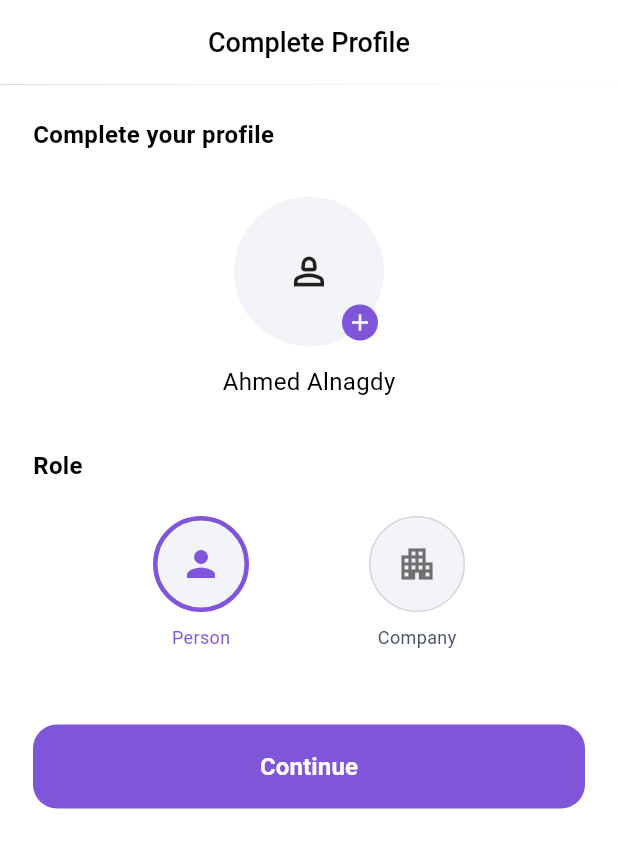
After one commit to ahmedalnagdy18/DomiAkar, a Flutter app: the SelectRolePage screen opened directly, on a phone screen of 412 x 824 dp. The commit adds this screen. Shown: the top 848 px of the screen. Run offline on Flutter 3.47's test engine with Material 3 defaults, Android fonts, the phone set to English and light mode, and no system bars; our stand-ins replace dots_indicator, email_validator, fluttertoast, pinput.

Commit message:
finish authentication ui

```diff
--- a/lib/core/fonts/app_text.dart
+++ b/lib/core/fonts/app_text.dart
@@ -13,13 +13,19 @@ class AppTexts {
   static TextStyle meduimHeading = TextStyle(
     color: Colors.black,
     fontWeight: FontWeight.bold,
-    fontSize: 24,
+    fontSize: 22,
   );
 
   static TextStyle smallHeading = TextStyle(
     color: Colors.black,
     fontWeight: FontWeight.bold,
     fontSize: 16,
+  );
+
+  static TextStyle appbar = TextStyle(
+    fontSize: 18,
+    color: Colors.black,
+    fontWeight: FontWeight.w500,
   );
 
 // body
--- a/lib/features/authentication/presentation/screens/create_new_password.dart
+++ b/lib/features/authentication/presentation/screens/create_new_password.dart
@@ -165,7 +165,7 @@ class _CreateNewPasswordState extends State<CreateNewPassword> {
                   ),
                 ),
                 MainAppButton(
-                  onPressed: (_formKey.currentState!.validate())
+                  onPressed: (_formKey.currentState?.validate() ?? false)
                       ? () {
                           NavigationHelper.goToSuccessPage(context);
                         }
--- a/lib/features/authentication/presentation/screens/otp_page.dart
+++ b/lib/features/authentication/presentation/screens/otp_page.dart
@@ -89,7 +89,7 @@ class _OtpPageState extends State<OtpPage> {
                                   context);
                             }
                             if (widget.isForgetPassword == false) {
-                              print('go to profile');
+                              NavigationHelper.goToSelectRolePage(context);
                             }
                           }
                         : null,
--- /dev/null
+++ b/lib/features/authentication/presentation/screens/select_role_page.dart
@@ -0,0 +1,164 @@
+import 'package:domi_aqar/core/colors/app_colors.dart';
+import 'package:domi_aqar/core/common/app_buttons.dart';
+import 'package:domi_aqar/core/common/textfield.dart';
+import 'package:domi_aqar/core/extentions/app_extentions.dart';
+import 'package:domi_aqar/core/fonts/app_text.dart';
+import 'package:flutter/material.dart';
+
+class SelectRolePage extends StatefulWidget {
+  const SelectRolePage({super.key});
+
+  @override
+  State<SelectRolePage> createState() => _SelectRolePageState();
+}
+
+class _SelectRolePageState extends State<SelectRolePage> {
+  final TextEditingController _companyNameController = TextEditingController();
+  String _selectedRole = 'person';
+  @override
+  Widget build(BuildContext context) {
+    return Scaffold(
+      resizeToAvoidBottomInset: true,
+      backgroundColor: Colors.white,
+      appBar: AppBar(
+        centerTitle: true,
+        title: Text('Complete Profile', style: AppTexts.appbar),
+        automaticallyImplyLeading: false,
+        backgroundColor: Colors.white,
+        elevation: 0.25,
+        shadowColor: Colors.black,
+        surfaceTintColor: Colors.white,
+      ),
+      body: SafeArea(
+        child: Padding(
+          padding: EdgeInsets.symmetric(horizontal: 22),
+          child: SingleChildScrollView(
+            child: Column(
+              crossAxisAlignment: CrossAxisAlignment.start,
+              children: [
+                SizedBox(height: 22),
+                Text('Complete your profile ', style: AppTexts.smallHeading),
+                SizedBox(height: 30),
+                Align(
+                  alignment: Alignment.center,
+                  child: Stack(
+                    alignment: Alignment.bottomRight,
+                    children: [
+                      Container(
+                        height: 100,
+                        width: 100,
+                        decoration: BoxDecoration(
+                          shape: BoxShape.circle,
+                          color: AppColors.gray100,
+                        ),
+                        child: Icon(
+                          Icons.person_2_outlined,
+                          size: 30,
+                        ),
+                      ),
+                      Padding(
+                        padding: const EdgeInsets.all(4),
+                        child: Container(
+                          height: 24,
+                          width: 24,
+                          decoration: BoxDecoration(
+                            shape: BoxShape.circle,
+                            color: AppColors.primary600,
+                          ),
+                          child: Icon(
+                            Icons.add,
+                            size: 18,
+                            color: Colors.white,
+                          ),
+                        ),
+                      ),
+                    ],
+                  ),
+                ),
+                SizedBox(height: 12),
+                Align(
+                    alignment: Alignment.center,
+                    child: Text('Ahmed Alnagdy', style: AppTexts.regularBody)),
+                SizedBox(height: 33),
+                Text('Role', style: AppTexts.smallHeading),
+                SizedBox(height: 22),
+                Row(
+                  mainAxisAlignment: MainAxisAlignment.spaceEvenly,
+                  children: [
+                    _buildRoleOption('person', Icons.person, 'Person'),
+                    _buildRoleOption('company', Icons.apartment, 'Company'),
+                  ],
+                ),
+                if (_selectedRole == 'company') ...[
+                  Column(
+                    crossAxisAlignment: CrossAxisAlignment.start,
+                    children: [
+                      SizedBox(height: 33),
+                      Text('Company name', style: AppTexts.smallHeading),
+                      SizedBox(height: 14),
+                      TextFieldWidget(
+                        controller: _companyNameController,
+                        hintText: 'Company name*',
+                      ),
+                    ],
+                  ),
+                ],
+                SizedBox(height: 50),
+                MainAppButton(
+                  onPressed: () {
+                    if (_selectedRole == 'company') {
+                      if (_companyNameController.text.isEmpty) {
+                        showErrorToastMessage(
+                            message: 'You must write campany name');
+                      } else {
+                        //    print('push with campany name');
+                      }
+                    }
+                    // print('$_selectedRole');
+                  },
+                  text: 'Continue',
+                ),
+                SizedBox(height: 22),
+              ],
+            ),
+          ),
+        ),
+      ),
+    );
+  }
+
+  Widget _buildRoleOption(String value, IconData icon, String label) {
+    final bool isSelected = _selectedRole == value;
+    return GestureDetector(
+      onTap: () {
+        setState(() {
+          _selectedRole = value;
+        });
+      },
+      child: Column(
+        children: [
+          Container(
+            width: 64,
+            height: 64,
+            decoration: BoxDecoration(
+              shape: BoxShape.circle,
+              border: Border.all(
+                color: isSelected ? AppColors.primary600 : AppColors.gray300,
+                width: isSelected ? 3 : 1,
+              ),
+              color: AppColors.gray100,
+            ),
+            child: Icon(icon,
+                size: 28,
+                color: isSelected ? AppColors.primary600 : Colors.black54),
+          ),
+          const SizedBox(height: 8),
+          Text(label,
+              style: AppTexts.verySmallBody.copyWith(
+                  color:
+                      isSelected ? AppColors.primary600 : AppColors.gray600)),
+        ],
+      ),
+    );
+  }
+}
```
Also changed, not shown: lib/core/routes/navigation_helper.dart (+20 -0 lines), lib/features/authentication/presentation/screens/email_activation_page.dart (added, +60 -0 lines), lib/features/authentication/presentation/screens/login_page.dart (+10 -8 lines), lib/features/authentication/presentation/screens/register_page.dart (+12 -7 lines), lib/features/authentication/presentation/screens/select_receive_code_page.dart (+9 -3 lines), assets/images/email_verifed.png (added), 3 other files.
